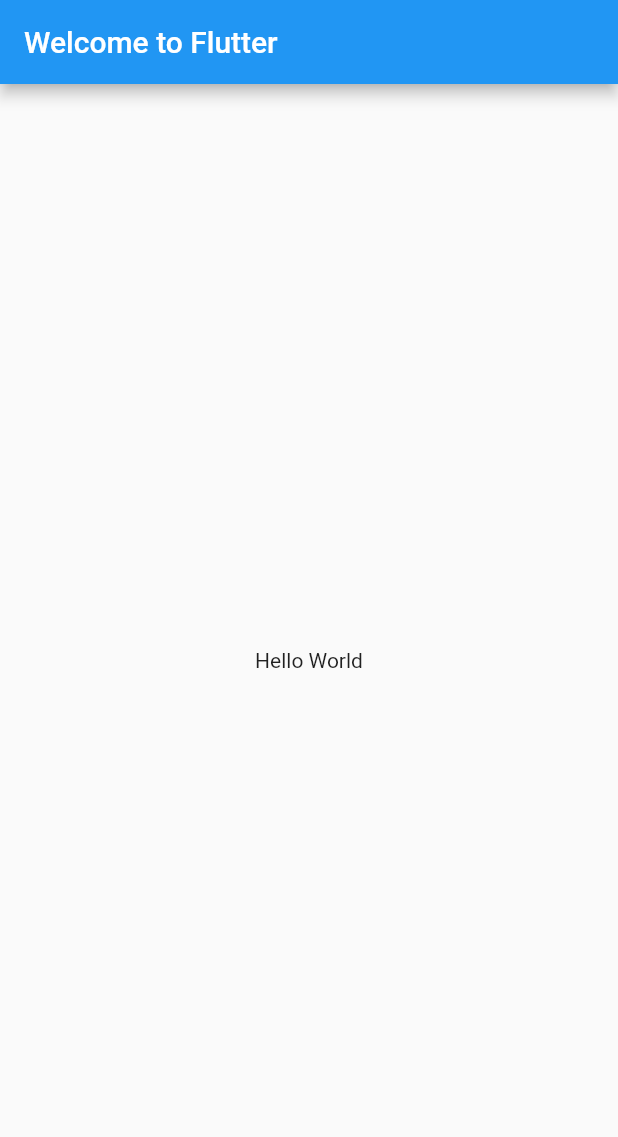
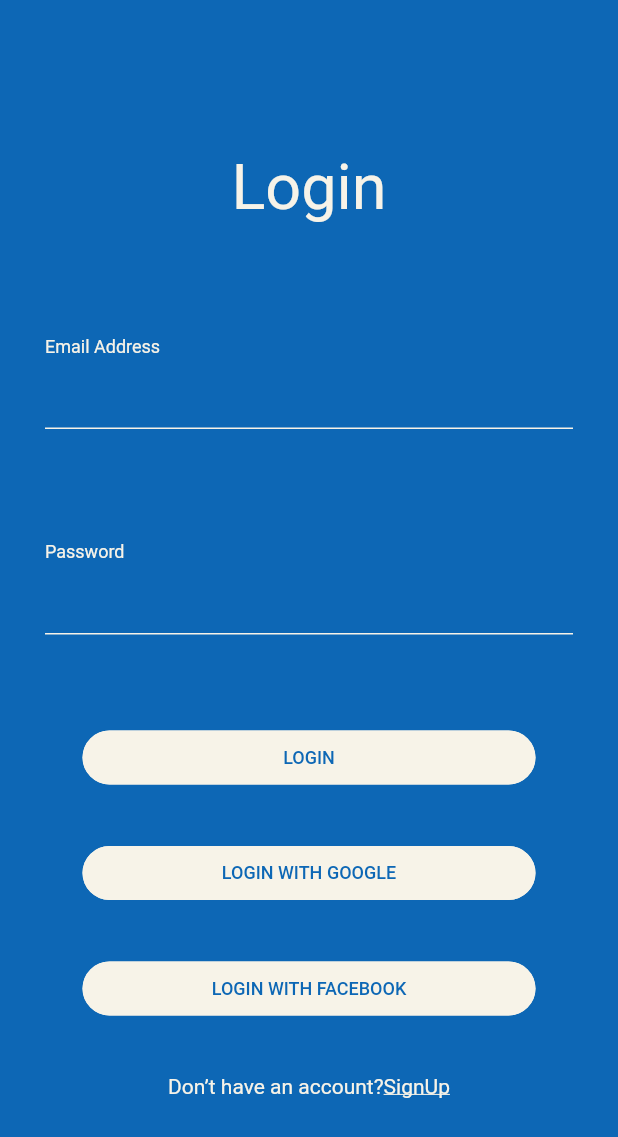
Before and after one commit to Fearon01/Airopedia, a Flutter app: the screen it shows after launch, on a phone screen of 412 x 824 dp. Shown: the top 1137 px of the screen. Run offline on Flutter 3.47's test engine with Material 2 defaults, Android fonts, the light colour scheme and no system bars; Roboto replaces fonts that are missing (HVD_Comic_Serif_Pro).

Commit message:
Created UI for Login Screen

```diff
--- /dev/null
+++ b/Project Files/airopedia/assets/fonts/hvd_comic_serif_pro/HVD Fonts License.txt
@@ -0,0 +1,15 @@
+• This typeface is Copyright 2009 Hannes von Döhren.
+
+• This typeface may not be redistributed.
+
+• This typeface may not be modified in any way.
+
+• This typeface may not be sold.
+
+• HVD Fonts is not liable for any damage resulting from the use of this typeface.
+
+• This typeface is free for personal and commercial use.
+
+Have Fun!
+
+Contact: hannes@hvdfonts.de
--- /dev/null
+++ b/Project Files/airopedia/lib/Screens/login_screen.dart
@@ -0,0 +1,44 @@
+import 'package:airopedia/Widgets/login_button_google_widget.dart';
+import 'package:flutter/material.dart';
+import 'package:airopedia/Widgets/email_widget.dart';
+import 'package:airopedia/Widgets/password_widget.dart';
+import 'package:airopedia/Widgets/login_button_widget.dart';
+import 'package:airopedia/Widgets/login_button_google_widget.dart';
+import 'package:airopedia/Widgets/login_button_facebook_widget.dart';
+import 'package:airopedia/Widgets/signup_link_text_widget.dart';
+
+class LoginScreen extends StatelessWidget
+{
+  const LoginScreen({Key? key}) : super(key: key);
+
+  @override
+
+  Widget build(BuildContext context) => Scaffold(
+    backgroundColor: const Color(0xff0d67b5),
+    body: Center(
+      child: ListView (
+        padding: const EdgeInsets.only(top: 100.0),
+        children: [
+          const Align(
+        alignment: Alignment.topCenter,
+        child: Text(
+        'Login',
+        style: TextStyle(
+          fontFamily: 'HVD_Comic_Serif_Pro',
+          fontSize: 42,
+          color: Color(0xfff7f3e8),
+            ),
+
+          ),
+        ),
+        EmailField(),
+        PasswordField(),
+        LoginButton(),
+        LoginButtonGoogle(),
+        LoginButtonFacebook(),
+        SignUpText()
+        ],
+      ),
+    ),
+  );
+}
--- /dev/null
+++ b/Project Files/airopedia/lib/Widgets/email_widget.dart
@@ -0,0 +1,42 @@
+import 'package:flutter/material.dart';
+
+Widget EmailField() =>    Column
+(
+  mainAxisAlignment: MainAxisAlignment.start,
+  crossAxisAlignment: CrossAxisAlignment.start,
+  children: const [
+  Padding (
+    padding: EdgeInsets.only(left:30.0, top: 75.0),
+    child: Text(
+      'Email Address',
+      style: TextStyle(
+        fontFamily: 'Roboto',
+        fontSize: 12,
+        color: Color(0xfff7f3e8),
+      ),
+      ),
+    ),
+    Padding(
+    padding: EdgeInsets.only(left: 30.0, right: 30.0),
+    child: TextField(
+    keyboardType: TextInputType.emailAddress,
+    style: TextStyle(
+      fontFamily: 'Roboto',
+      fontSize: 18,
+      color: Color(0xfff7f3e8),
+      ),
+    textInputAction: TextInputAction.done,
+    decoration: InputDecoration(
+      // Normal border colour when input is enabled
+      enabledBorder: UnderlineInputBorder(
+        borderSide: BorderSide(color: Color(0xfff7f3e8)),
+        ),
+      // Border colour when TextField is selected
+      focusedBorder: UnderlineInputBorder(
+        borderSide: BorderSide(color: Color(0xfff7f3e8)),
+          ),
+        ),
+      ),
+    ),
+  ],
+);
--- /dev/null
+++ b/Project Files/airopedia/lib/Widgets/login_button_facebook_widget.dart
@@ -0,0 +1,26 @@
+import 'package:flutter/material.dart';
+
+Widget LoginButtonFacebook() => Padding(
+  padding: EdgeInsets.only(left: 55.0, right: 55.0, top: 29.0),
+  child: TextButton
+  (
+    onPressed: null,
+    style: ButtonStyle(
+      backgroundColor: MaterialStateProperty.all<Color>(Color(0xfff7f3e8)),
+      shape: MaterialStateProperty.all<RoundedRectangleBorder>(
+        RoundedRectangleBorder(
+        borderRadius: BorderRadius.circular(35.0),
+        side: const BorderSide(color: Color(0xfff7f3e8))
+        )
+      )
+    ),
+    child: const Text(
+      'LOGIN WITH FACEBOOK',
+      style: TextStyle(
+        fontFamily: 'Roboto',
+        fontSize: 12,
+        color:Color(0xff0d67b5)
+      ),
+    ),
+  ),
+);
--- /dev/null
+++ b/Project Files/airopedia/lib/Widgets/login_button_google_widget.dart
@@ -0,0 +1,26 @@
+import 'package:flutter/material.dart';
+
+Widget LoginButtonGoogle() => Padding(
+  padding: EdgeInsets.only(left: 55.0, right: 55.0, top: 29.0),
+  child: TextButton
+  (
+    onPressed: null,
+    style: ButtonStyle(
+      backgroundColor: MaterialStateProperty.all<Color>(Color(0xfff7f3e8)),
+      shape: MaterialStateProperty.all<RoundedRectangleBorder>(
+        RoundedRectangleBorder(
+        borderRadius: BorderRadius.circular(35.0),
+        side: const BorderSide(color: Color(0xfff7f3e8))
+        )
+      )
+    ),
+    child: const Text(
+      'LOGIN WITH GOOGLE',
+      style: TextStyle(
+        fontFamily: 'Roboto',
+        fontSize: 12,
+        color:Color(0xff0d67b5)
+      ),
+    ),
+  ),
+);
--- /dev/null
+++ b/Project Files/airopedia/lib/Widgets/login_button_widget.dart
@@ -0,0 +1,26 @@
+import 'package:flutter/material.dart';
+
+Widget LoginButton() => Padding(
+  padding: EdgeInsets.only(left: 55.0, right: 55.0, top: 58.0),
+  child: TextButton
+  (
+    onPressed: null,
+    style: ButtonStyle(
+      backgroundColor: MaterialStateProperty.all<Color>(Color(0xfff7f3e8)),
+      shape: MaterialStateProperty.all<RoundedRectangleBorder>(
+        RoundedRectangleBorder(
+        borderRadius: BorderRadius.circular(35.0),
+        side: const BorderSide(color: Color(0xfff7f3e8))
+        )
+      )
+    ),
+    child: const Text(
+      'LOGIN',
+      style: TextStyle(
+        fontFamily: 'Roboto',
+        fontSize: 12,
+        color:Color(0xff0d67b5)
+      ),
+    ),
+  ),
+);
--- /dev/null
+++ b/Project Files/airopedia/lib/Widgets/password_widget.dart
@@ -0,0 +1,43 @@
+import 'package:flutter/material.dart';
+
+Widget PasswordField() =>    Column
+(
+  mainAxisAlignment: MainAxisAlignment.start,
+  crossAxisAlignment: CrossAxisAlignment.start,
+  children: const [
+  Padding (
+    padding: EdgeInsets.only(left:30.0, top: 75.0),
+    child: Text(
+      'Password',
+      style: TextStyle(
+        fontFamily: 'Roboto',
+        fontSize: 12,
+        color: Color(0xfff7f3e8),
+      ),
+      ),
+    ),
+    Padding(
+    padding: EdgeInsets.only(left: 30.0, right: 30.0),
+    child: TextField(
+    keyboardType: TextInputType.visiblePassword,
+    obscureText: true,
+    style: TextStyle(
+      fontFamily: 'Roboto',
+      fontSize: 18,
+      color: Color(0xfff7f3e8),
+      ),
+    textInputAction: TextInputAction.done,
+    decoration: InputDecoration(
+      // Normal border colour when input is enabled
+      enabledBorder: UnderlineInputBorder(
+        borderSide: BorderSide(color: Color(0xfff7f3e8)),
+        ),
+      // Border colour when TextField is selected
+      focusedBorder: UnderlineInputBorder(
+        borderSide: BorderSide(color: Color(0xfff7f3e8)),
+          ),
+        ),
+      ),
+    ),
+  ],
+);
--- /dev/null
+++ b/Project Files/airopedia/lib/Widgets/signup_link_text_widget.dart
@@ -0,0 +1,34 @@
+import 'package:flutter/gestures.dart';
+import 'package:flutter/material.dart';
+
+Widget SignUpText() =>    Align
+(   alignment: Alignment.center,
+    child: Padding(
+      padding: const EdgeInsets.only(top: 33.0),
+      child: RichText(
+        text: TextSpan(
+          children: [
+            const TextSpan(
+              text: 'Don’t have an account?',
+              style: TextStyle(
+                fontFamily: 'Roboto',
+                fontSize: 14,
+                color: Color(0xfff7f3e8),
+              ),
+            ),
+            TextSpan(
+              text: 'SignUp',
+              recognizer: TapGestureRecognizer()..onTap = () {// Put code to register screen in here
+              },
+              style: const TextStyle(
+                fontFamily: 'Roboto',
+                fontSize: 14,
+                color: Color(0xfff7f3e8),
+                decoration: TextDecoration.underline,
+            ),
+          ),
+        ],
+      ),
+    ),
+  ),
+);
--- a/Project Files/airopedia/lib/main.dart
+++ b/Project Files/airopedia/lib/main.dart
@@ -1,3 +1,4 @@
+import 'package:airopedia/Screens/login_screen.dart';
 import 'package:flutter/material.dart';
 
 void main() {
@@ -9,16 +10,9 @@
 
   @override
   Widget build(BuildContext context) {
-    return MaterialApp(
+    return const MaterialApp(
       title: 'Welcome to Flutter',
-      home: Scaffold(
-        appBar: AppBar(
-          title: const Text('Welcome to Flutter'),
-        ),
-        body: const Center(
-          child: Text('Hello World'),
-        ),
-      ),
+      home: LoginScreen(),
     );
   }
 }
```
Also changed, not shown: Project Files/airopedia/pubspec.yaml (+9 -63 lines), Project Files/airopedia/assets/fonts/hvd_comic_serif_pro/HVD_Comic_Serif_Pro.otf (added), Project Files/airopedia/assets/images/Airopedia-logos.png (renamed from Project Files/airopedia/assets/Airopedia-logos.png), Project Files/airopedia/pubspec.lock.
